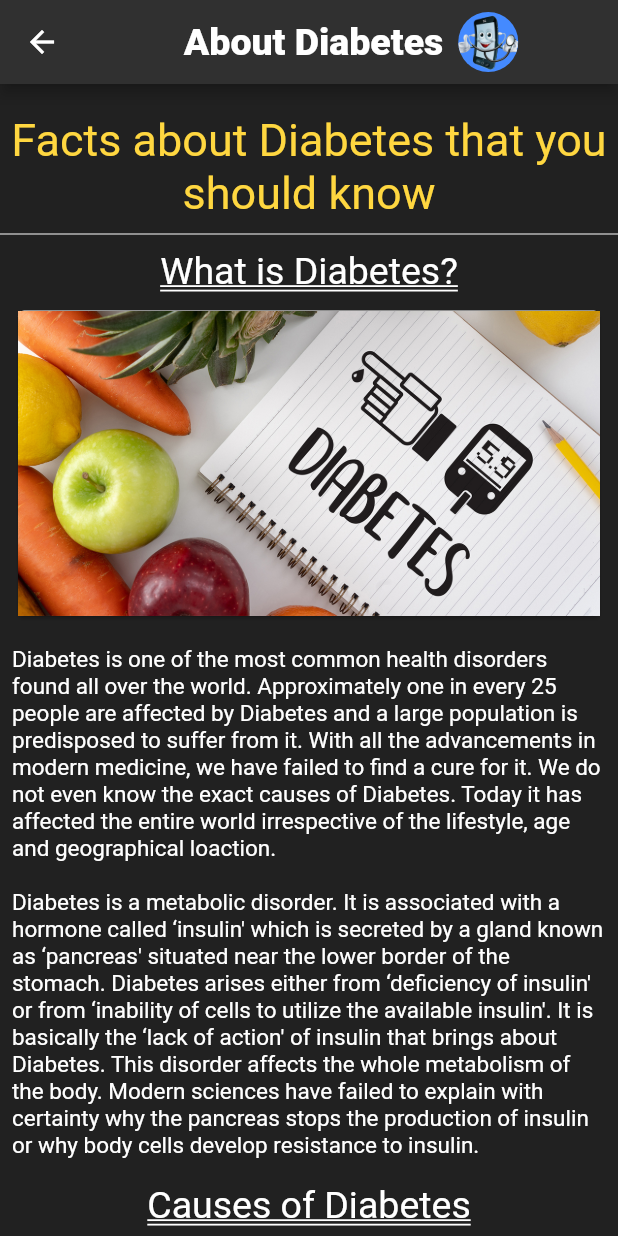
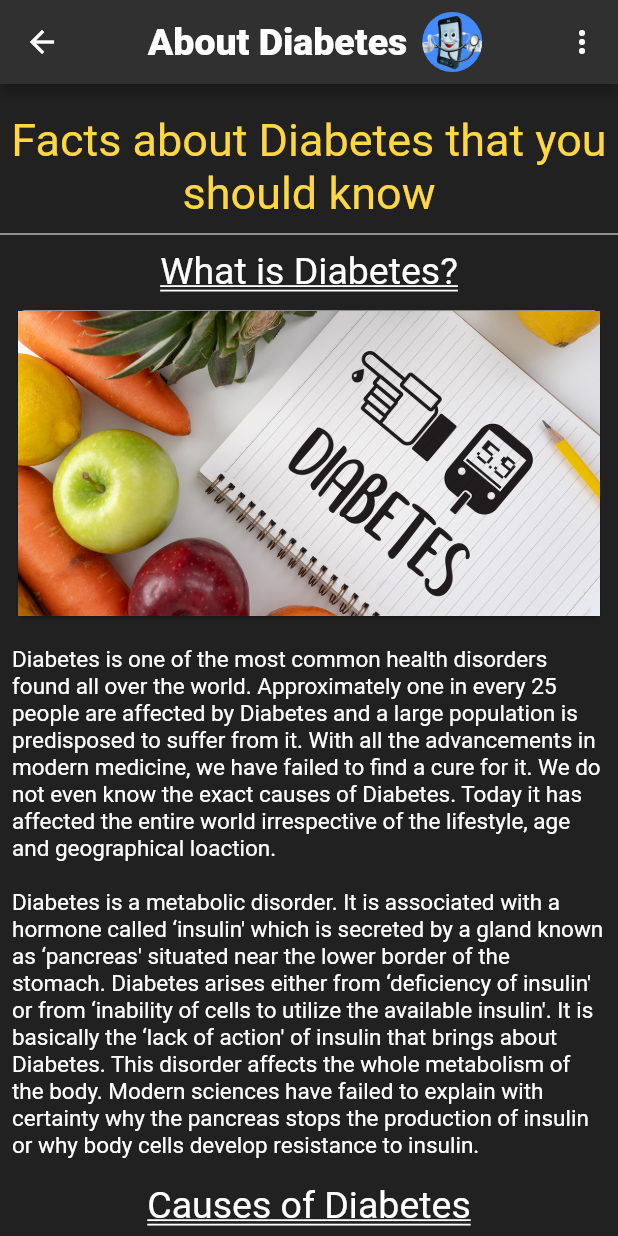
Before and after one commit to KushanChamindu/health-care-support-system, a Flutter app: the Diab_discription screen opened by its route, after a tap on "Facts about Diabetes", on a phone screen of 412 x 824 dp. Run offline on Flutter 3.47's test engine with Material 2 defaults, Android fonts, the phone set to English and light mode, and no system bars; our stand-ins replace cloud_firestore, curved_navigation_bar, datetime_picker_formfield, firebase_auth, firebase_storage, fl_chart and 7 more; missing offline and left inert: dart:ffi, flutter_dialogflow, flutube; accounts and stored records are empty; Roboto replaces fonts that are missing (BalsamiqSans, Montserrat); project files that could hold a hidden picture were left out.

Commit message:
Nisho's code updates

```diff
--- a/lib/Pages/Diab_pages/Diab_about.dart
+++ b/lib/Pages/Diab_pages/Diab_about.dart
@@ -2,8 +2,12 @@ import 'package:flutter/cupertino.dart';
 import 'package:flutter/material.dart';
 import 'package:flutter/services.dart';
 import 'package:flutube/flutube.dart';
+import 'package:healthcaresupportsystem/Pages/Auth/Service/Auth.dart';
+
+import '../Popupmenu.dart';
 
 class Diab_about extends StatefulWidget {
+  BaseAuth auth=Auth();
   @override
   _Diab_aboutState createState() => _Diab_aboutState();
 }
@@ -15,6 +19,9 @@ class _Diab_aboutState extends State<Diab_about> {
     return Scaffold(
         backgroundColor: Colors.grey[900],
       appBar: AppBar(
+        actions: <Widget>[
+          Popupmenu(auth: widget.auth,)
+        ],
           title: Row(
             mainAxisAlignment: MainAxisAlignment.center,
             children: <Widget>[
--- a/lib/Pages/Diab_pages/Diab_discription.dart
+++ b/lib/Pages/Diab_pages/Diab_discription.dart
@@ -2,13 +2,15 @@
 
 import 'package:flutter/cupertino.dart';
 import 'package:flutter/material.dart';
+import 'package:healthcaresupportsystem/Pages/Auth/Service/Auth.dart';
 
+import '../Popupmenu.dart';
 import 'Diab_symptom.dart';
 
 
 
 class Diab_discription extends StatefulWidget {
-
+  BaseAuth auth=Auth();
   @override
   _Diab_discriptionState createState() => _Diab_discriptionState();
 }
@@ -19,7 +21,11 @@ class _Diab_discriptionState extends State<Diab_discription> {
   Widget build(BuildContext context) {
     return Scaffold(
       backgroundColor: Colors.grey[900],
+//      backgroundColor: Colors.grey[400],
       appBar:  AppBar(
+        actions: <Widget>[
+          Popupmenu(auth: widget.auth,)
+        ],
 
         title: Row(
           mainAxisAlignment: MainAxisAlignment.center,
@@ -47,7 +53,7 @@ class _Diab_discriptionState extends State<Diab_discription> {
           ],
         ),
 
-
+//        backgroundColor: Colors.blueAccent,
         backgroundColor: Colors.grey[850],
       ),
       body:
@@ -72,7 +78,7 @@ class _Diab_discriptionState extends State<Diab_discription> {
             Align(
               child: Card_body(
                 image : 'assets/Diab_images/diab2-cropped.png',
-                text1: 'Symptoms of Diabetes',
+                text1: 'Symptoms of Diabete',
                 routeName: '/Diab_symptom',
                 substring1:'Main Symptoms' ,
                 substring2: 'Small Description',
@@ -84,7 +90,7 @@ class _Diab_discriptionState extends State<Diab_discription> {
             Align(
               child: Card_body(
                 image : 'assets/Diab_images/diab-cropped.png',
-                text1: 'Precautions of Diabetes',
+                text1: 'Precautions of Diabete',
                 routeName: '/Diab_precaution',
                 substring1:'Main Precautions' ,
                 substring2: 'Small Description',
@@ -232,13 +238,13 @@ class DetailThumbnail extends StatelessWidget {
 
     return Container(
       margin: new EdgeInsets.symmetric(
-        vertical: 16
+        vertical: 19
       ),
       alignment: FractionalOffset.centerLeft,
       child: new Image(
         image: new AssetImage(ima),
-        height: 92,
-          width: 92,
+        height: 80,
+          width: 80,
       ),
     );
   }
--- a/lib/Pages/notificationManager/waterNotification.dart
+++ b/lib/Pages/notificationManager/waterNotification.dart
@@ -189,7 +189,7 @@ class _WaterNotificationBodyState extends State<WaterNotificationBody> {
     var androidPlatformChannelSpecifics = AndroidNotificationDetails(
       'channel_ID',
       'channel_name',
-      'chanell description',
+      'channel description',
       importance: Importance.Max,
       priority: Priority.High,
       ticker: 'test ticker',
@@ -203,10 +203,10 @@ class _WaterNotificationBodyState extends State<WaterNotificationBody> {
     int difference = finishedTime.difference(startTime).inMinutes;
     var alarmStartTime = DateTime(startTime.year, startTime.month,
         startTime.day, startTime.hour, startTime.minute, 0);
-    for (var i = 1; i <= difference; i++) {
+    for (var i = 0; i <= difference; i++) {
       await flutterLocalNotificationsPlugin.schedule(
           i,
-          'Water Alerm $i',
+          'Water Alarm',
           ('Time to drink water and update your water tracking system'),
           alarmStartTime.add(Duration(minutes: i*30)),
           platformChannelSpecifics,
```
Also changed, not shown: lib/Pages/Auth/Loading.dart (+7 -5 lines), lib/Pages/Diab_pages/Diab_food.dart (+7 -0 lines), lib/Pages/Diab_pages/Diab_goodfood.dart (+9 -0 lines), lib/Pages/Diab_pages/Diab_precautions.dart (+7 -1 lines), lib/Pages/Diab_pages/Diab_symptom.dart (+7 -1 lines), lib/Pages/Diab_pages/Diab_worstfood.dart (+7 -0 lines).
